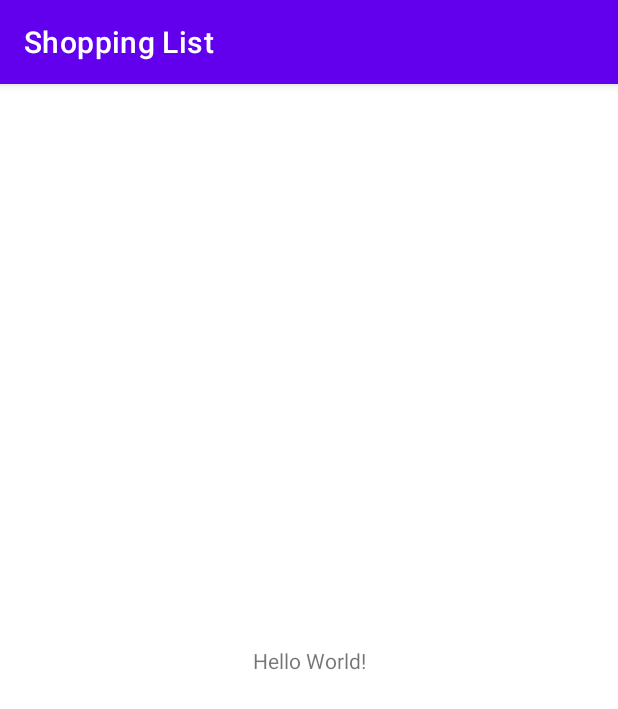
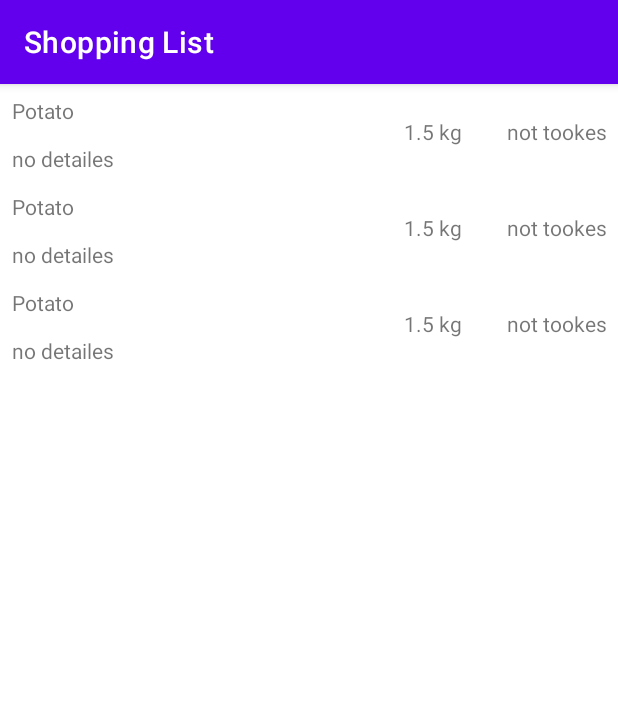
Before and after one commit to ansshkki/Shopping-List, an Android app: the screen it shows after launch (MainActivity), on a phone screen of 412 x 824 dp. Shown: the top 709 px of the screen. Run offline under Robolectric (Android 15) with nearby library versions, the phone set to English and light mode, and no system bars.

Commit message:
completed first step of adapter successfully

```diff
--- a/app/src/main/java/com/fp/shoppinglist/Item.java
+++ b/app/src/main/java/com/fp/shoppinglist/Item.java
@@ -21,4 +21,21 @@ public class Item {
 
 
 
+    public String getName(){
+        return name ;
+    }
+
+    public String getStatus(){
+        return status ;
+    }
+    public String getShopName(){
+        return shopName ;
+    }
+    public String getDetails(){
+        return details ;
+    }
+    public String getQuantity(){
+        return quantity ;
+    }
+
 }
--- a/app/src/main/java/com/fp/shoppinglist/MainActivity.java
+++ b/app/src/main/java/com/fp/shoppinglist/MainActivity.java
@@ -3,12 +3,26 @@ package com.fp.shoppinglist;
 import android.os.Bundle;
 
 import androidx.appcompat.app.AppCompatActivity;
+import androidx.recyclerview.widget.LinearLayoutManager;
+import androidx.recyclerview.widget.RecyclerView;
 
 public class MainActivity extends AppCompatActivity {
 
+    RecyclerView recyclerView;
+    ShoppingAdapter adapter;
+    RecyclerView.LayoutManager layoutManager;
+
     @Override
-    protected void onCreate(Bundle savedInstanceState) {
+    protected void onCreate(Bundle savedInstanceState){
         super.onCreate(savedInstanceState);
         setContentView(R.layout.activity_main);
+
+        recyclerView = findViewById(R.id.recyclerView);
+
+        adapter= new ShoppingAdapter();
+        layoutManager = new LinearLayoutManager(this);
+
+        recyclerView.setAdapter(adapter);
+        recyclerView.setLayoutManager(layoutManager);
     }
 }
--- a/app/src/main/java/com/fp/shoppinglist/ShoppingAdapter.java
+++ b/app/src/main/java/com/fp/shoppinglist/ShoppingAdapter.java
@@ -1,6 +1,9 @@
 package com.fp.shoppinglist;
 
+import android.view.LayoutInflater;
+import android.view.View;
 import android.view.ViewGroup;
+import android.widget.TextView;
 
 import androidx.annotation.NonNull;
 import androidx.recyclerview.widget.RecyclerView;
@@ -9,28 +12,67 @@ import java.lang.reflect.Array;
 import java.util.Arrays;
 import java.util.List;
 
-public class ShoppingAdapter extends RecyclerView.Adapter<RecyclerView.ViewHolder> {
+public class ShoppingAdapter extends RecyclerView.Adapter<ShoppingAdapter.ItemsViewHolder0> {
 
 
 
-    List<Item> items = Arrays.asList(new )
-
-
+    List<Item> items = Arrays.asList(new Item("Potato", "Vegetative" ,"1.5 kg" ,"not tookes" , "no detailes" ),
+    new Item("Potato", "Vegetative" ,"1.5 kg" ,"not tookes" , "no detailes" ),
+    new Item("Potato", "Vegetative" ,"1.5 kg" ,"not tookes" , "no detailes" ));
 
 
     @NonNull
     @Override
-    public RecyclerView.ViewHolder onCreateViewHolder(@NonNull ViewGroup parent, int viewType) {
-        return null;
+    public ShoppingAdapter.ItemsViewHolder0 onCreateViewHolder(@NonNull ViewGroup parent, int viewType) {
+
+        View view = LayoutInflater.from(parent.getContext()).inflate(R.layout.item_row, parent , false);
+        return new ItemsViewHolder0(view);
     }
 
+
+
     @Override
-    public void onBindViewHolder(@NonNull RecyclerView.ViewHolder holder, int position) {
+    public void onBindViewHolder(@NonNull ShoppingAdapter.ItemsViewHolder0 holder, int position) {
+
+        Item current = items.get(position);
+        holder.item_name.setText(current.getName());
+        holder.details.setText(current.getDetails());
+        holder.quantity.setText(current.getQuantity());
+        holder.status.setText(current.getStatus());
+
 
     }
 
     @Override
     public int getItemCount() {
-        return 0;
+        return items.size();
     }
+
+
+
+
+    public  class ItemsViewHolder0 extends RecyclerView.ViewHolder {
+
+        TextView item_name , details ,quantity, status;
+
+
+        ItemsViewHolder0(View view){
+            super(view);
+            item_name = view.findViewById(R.id.item_name_text_view);
+            details = view.findViewById(R.id.details_text_view);
+            quantity = view.findViewById(R.id.quantity_text_view);
+            status = view.findViewById(R.id.status_text_view);
+
+
+        }
+
+
+
+
+
+    }
+
+
+
+
 }
--- a/app/src/main/res/layout/activity_main.xml
+++ b/app/src/main/res/layout/activity_main.xml
@@ -1,18 +1,13 @@
 <?xml version="1.0" encoding="utf-8"?>
-<androidx.constraintlayout.widget.ConstraintLayout xmlns:android="http://schemas.android.com/apk/res/android"
+<androidx.recyclerview.widget.RecyclerView
+    xmlns:android="http://schemas.android.com/apk/res/android"
     xmlns:app="http://schemas.android.com/apk/res-auto"
     xmlns:tools="http://schemas.android.com/tools"
     android:layout_width="match_parent"
     android:layout_height="match_parent"
-    tools:context=".MainActivity">
+    tools:context=".MainActivity"
+    android:id="@+id/recyclerView">
 
-    <TextView
-        android:layout_width="wrap_content"
-        android:layout_height="wrap_content"
-        android:text="Hello World!"
-        app:layout_constraintBottom_toBottomOf="parent"
-        app:layout_constraintLeft_toLeftOf="parent"
-        app:layout_constraintRight_toRightOf="parent"
-        app:layout_constraintTop_toTopOf="parent" />
 
-</androidx.constraintlayout.widget.ConstraintLayout>
+
+</androidx.recyclerview.widget.RecyclerView>
--- a/app/src/main/res/layout/item_row.xml
+++ b/app/src/main/res/layout/item_row.xml
@@ -29,7 +29,7 @@
                 android:layout_weight="4">
 
                 <TextView
-
+                    android:gravity="left"
                     android:id="@+id/item_name_text_view"
                     android:layout_width="match_parent"
                     android:layout_height="match_parent" />
@@ -45,6 +45,7 @@
 
 
                 <TextView
+                    android:gravity="left"
                     android:id="@+id/details_text_view"
                     android:layout_width="match_parent"
                     android:layout_height="match_parent" />
@@ -72,6 +73,7 @@
 
 
             <TextView
+                android:gravity="center"
                 android:id="@+id/quantity_text_view"
                 android:layout_width="match_parent"
                 android:layout_height="match_parent" />
@@ -96,6 +98,7 @@
 
 
             <TextView
+                android:gravity="center"
                 android:id="@+id/status_text_view"
                 android:layout_width="match_parent"
                 android:layout_height="match_parent" />
```
